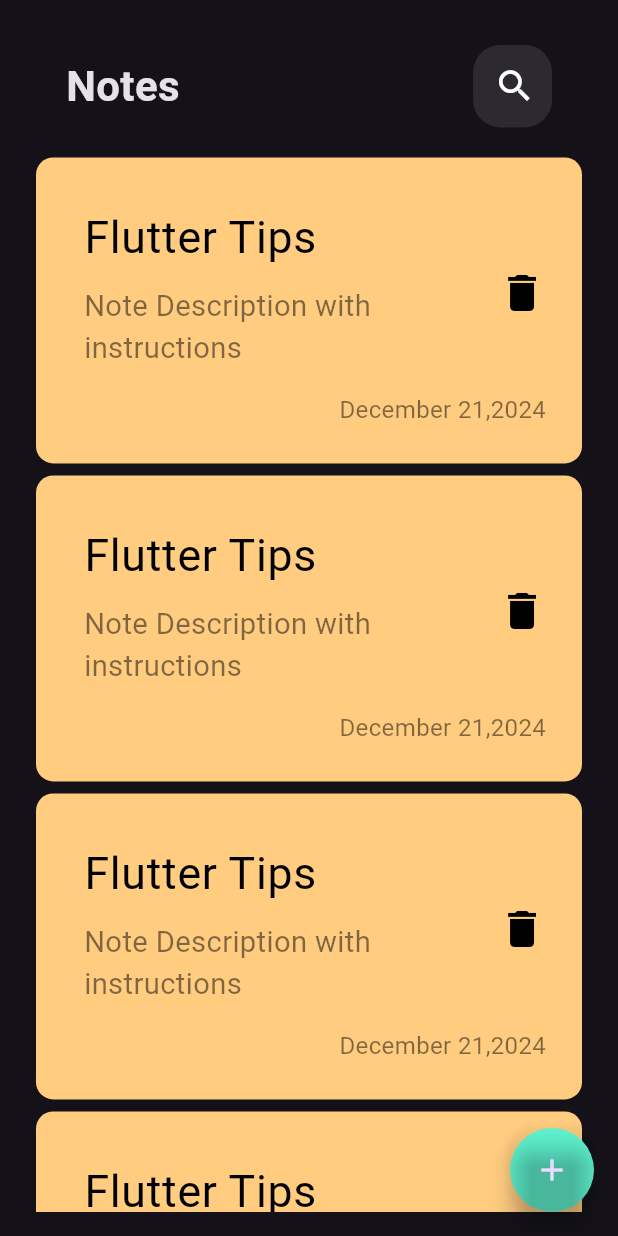
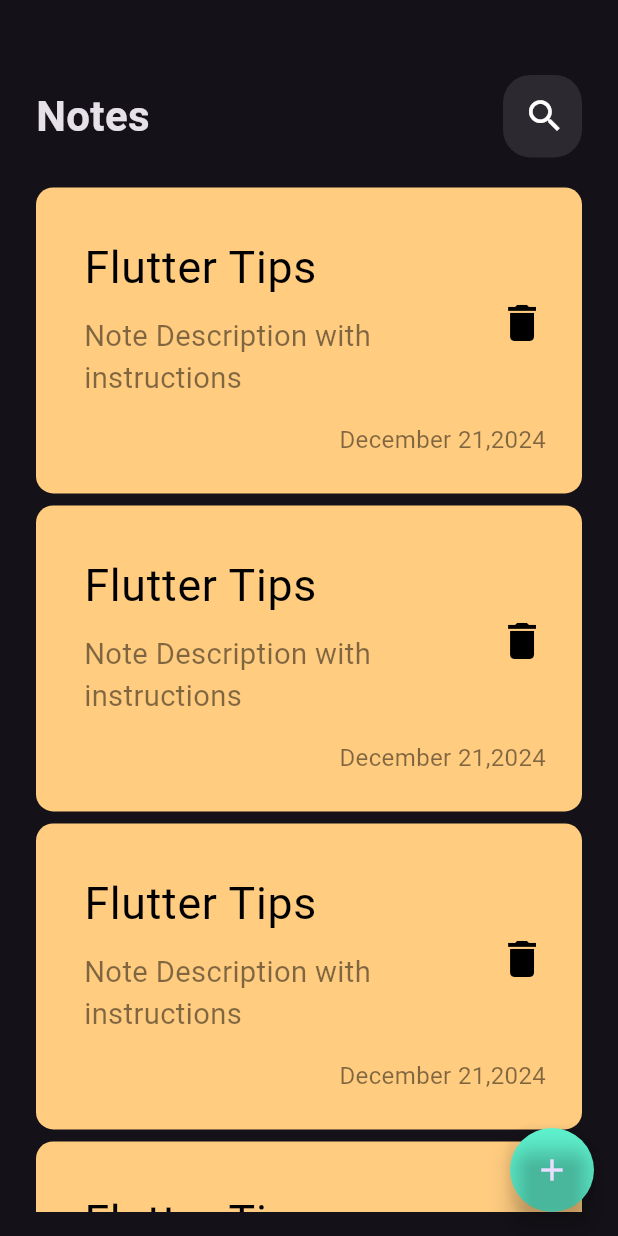
Before and after one commit to mariamattef/Notes-app, a Flutter app: the screen it shows after launch, on a phone screen of 412 x 824 dp. Run offline on Flutter 3.47's test engine with Material 3 defaults, Android fonts, the phone set to English and light mode, and no system bars; our stand-ins replace flutter_screenutil; Roboto replaces fonts that are missing (Mochiy Pop One).

Commit message:
edites notes view ui done

```diff
--- a/lib/main.dart
+++ b/lib/main.dart
@@ -16,6 +16,7 @@ class MainApp extends StatelessWidget {
       minTextAdapt: true,
       splitScreenMode: true,
       child: MaterialApp(
+        debugShowCheckedModeBanner: false,
         theme: ThemeData(
             brightness: Brightness.dark, fontFamily: 'Mochiy Pop One'),
         home: const NotesView(),
--- a/lib/widgets/custom_app_bar.dart
+++ b/lib/widgets/custom_app_bar.dart
@@ -2,20 +2,21 @@ import 'package:flutter/material.dart';
 import 'package:notesapp/widgets/custom_search_icon.dart';
 
 class CustomAppBar extends StatelessWidget {
-  const CustomAppBar({super.key});
+  const CustomAppBar({required this.icon, required this.title, super.key});
+  final IconData icon;
+  final String title;
 
   @override
   Widget build(BuildContext context) {
-    return const Padding(
-      padding: EdgeInsets.symmetric(horizontal: 20),
-      child: Row(
-        mainAxisAlignment: MainAxisAlignment.spaceBetween,
-        children: [
-          Text('Notes',
-              style: TextStyle(fontSize: 28, fontWeight: FontWeight.bold)),
-          CustomSearchIcon(),
-        ],
-      ),
+    return Row(
+      mainAxisAlignment: MainAxisAlignment.spaceBetween,
+      children: [
+        Text(title,
+            style: const TextStyle(fontSize: 28, fontWeight: FontWeight.bold)),
+        CustomSearchIcon(
+          icon: icon,
+        ),
+      ],
     );
   }
 }
--- a/lib/widgets/custom_search_icon.dart
+++ b/lib/widgets/custom_search_icon.dart
@@ -2,8 +2,8 @@ import 'package:flutter/material.dart';
 import 'package:flutter_screenutil/flutter_screenutil.dart';
 
 class CustomSearchIcon extends StatelessWidget {
-  const CustomSearchIcon({super.key});
-
+  const CustomSearchIcon({required this.icon, super.key});
+  final IconData icon;
   @override
   Widget build(BuildContext context) {
     return Container(
@@ -14,8 +14,8 @@ class CustomSearchIcon extends StatelessWidget {
       ),
       height: 46.h,
       width: 46.w,
-      child: const Icon(
-        Icons.search,
+      child: Icon(
+        icon,
         size: 28,
       ),
     );
--- a/lib/widgets/note_item.dart
+++ b/lib/widgets/note_item.dart
@@ -1,12 +1,19 @@
 import 'package:flutter/material.dart';
 import 'package:flutter_screenutil/flutter_screenutil.dart';
+import 'package:notesapp/views/edit_notes_view.dart';
 
 class NoteItem extends StatelessWidget {
   const NoteItem({super.key});
 
   @override
   Widget build(BuildContext context) {
-    return Container(
+    return GestureDetector(
+      onTap: () {
+        // Navigate to the note details screen
+        Navigator.push(context,
+            MaterialPageRoute(builder: (context) => const EditNotes()));
+      },
+      child: Container(
         decoration: BoxDecoration(
           borderRadius: BorderRadius.circular(10.r),
           color: const Color(0xffFFcc80),
@@ -49,6 +56,7 @@ class NoteItem extends StatelessWidget {
             ],
           ),
         ),
+      ),
     );
   }
 }
--- a/lib/widgets/notes_view_body.dart
+++ b/lib/widgets/notes_view_body.dart
@@ -11,8 +11,11 @@ class NotesViewBody extends StatelessWidget {
       padding: EdgeInsets.symmetric(horizontal: 24),
       child: Column(
         children: [
-          SizedBox(height: 30),
-          CustomAppBar(),
+          SizedBox(height: 50),
+          CustomAppBar(
+            icon: Icons.search,
+            title: "Notes",
+          ),
           Expanded(
             child: NotesListView(),
           ),
```
Also changed, not shown: lib/views/edit_notes_view.dart (added, +39 -0 lines). Lines whose indentation alone changed are shown as unchanged.
